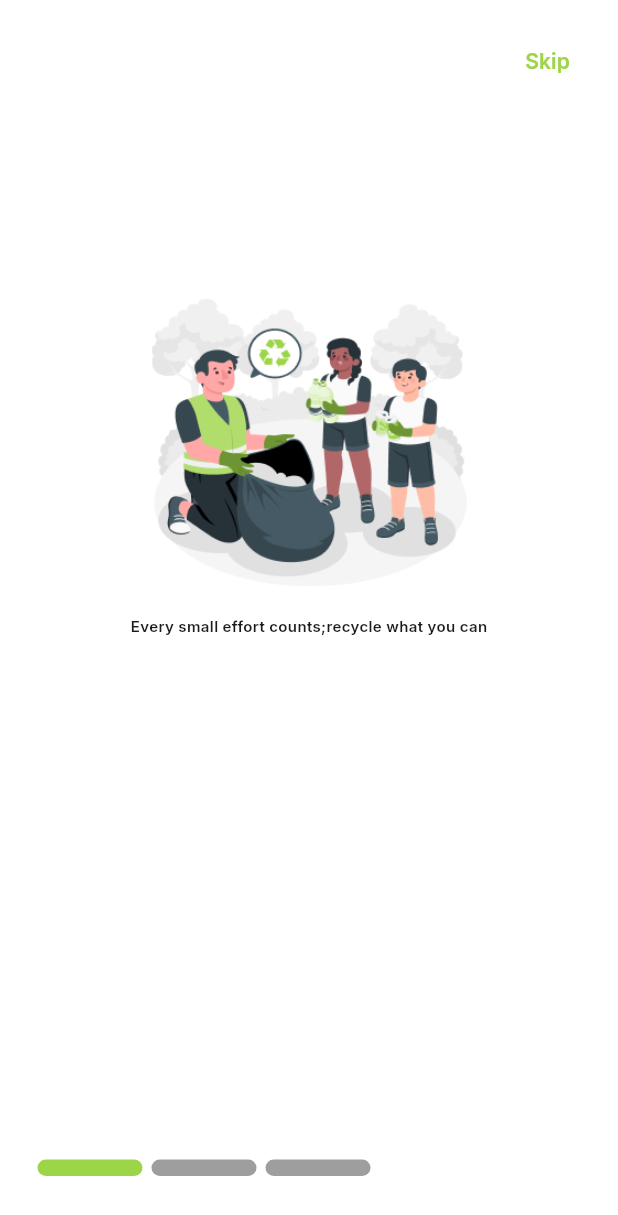
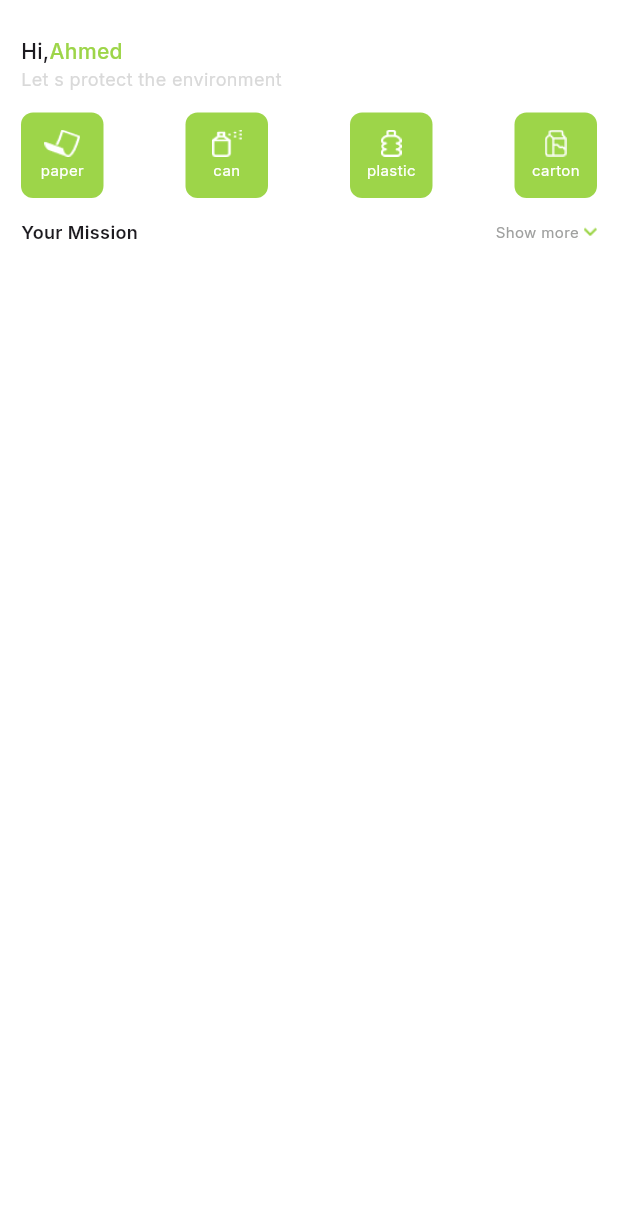
Before and after one commit to amirashawki/Eco_cycle, a Flutter app: the screen it shows after launch, on a phone screen of 412 x 824 dp. Shown: the top 1215 px of the screen. Run offline on Flutter 3.47's test engine with Material 3 defaults, Android fonts, the light colour scheme and no system bars; drawn by our look-alikes of smooth_page_indicator; our stand-ins replace go_router, google_fonts.

Commit message:
materials section done

```diff
--- a/lib/core/utils/app_router.dart
+++ b/lib/core/utils/app_router.dart
@@ -1,3 +1,4 @@
+import 'package:ecocycle_app/features/home/views/home_view.dart';
 import 'package:ecocycle_app/features/on_boarding/on_bording_view.dart';
 import 'package:ecocycle_app/features/splash/views/splash_view.dart';
 import 'package:ecocycle_app/features/splash/views/widgets/splash_view_2.dart';
@@ -5,13 +6,21 @@ import 'package:go_router/go_router.dart';
 
 abstract class AppRouter {
   static const kHomeView = '/homeview';
-  static const kSearchView = '/searchview';
+  static const kOnBordingView = '/OnBordingView';
   static const kBookDetaislView = '/BookDetailsView';
 
   static final router = GoRouter(routes: [
     GoRoute(
       path: '/',
+      builder: (context, State) => HomeView(),
+    ),
+    GoRoute(
+      path: '/OnBordingView',
       builder: (context, State) => OnBordingView(),
+    ),
+    GoRoute(
+      path: '/homeview',
+      builder: (context, State) => HomeView(),
     ),
   ]);
 }
--- /dev/null
+++ b/lib/features/home/views/home_view.dart
@@ -0,0 +1,11 @@
+import 'package:ecocycle_app/features/home/views/widgets/home_view_body.dart';
+import 'package:flutter/material.dart';
+
+class HomeView extends StatelessWidget {
+  const HomeView({super.key});
+
+  @override
+  Widget build(BuildContext context) {
+    return HomeViewBody();
+  }
+}
--- /dev/null
+++ b/lib/features/home/views/widgets/home_view_body.dart
@@ -0,0 +1,86 @@
+import 'package:ecocycle_app/core/constant.dart';
+import 'package:ecocycle_app/features/home/views/widgets/balance_card.dart';
+import 'package:ecocycle_app/features/home/views/widgets/materials.dart';
+import 'package:flutter/material.dart';
+
+class HomeViewBody extends StatelessWidget {
+  const HomeViewBody({super.key});
+
+  @override
+  Widget build(BuildContext context) {
+    return Scaffold(
+      body: Padding(
+        padding: const EdgeInsets.symmetric(horizontal: 14),
+        child: Column(
+          crossAxisAlignment: CrossAxisAlignment.start,
+          children: [
+            SizedBox(
+              height: 24,
+            ),
+            Row(
+              children: [
+                Text(
+                  'Hi,',
+                  style: TextStyle(fontWeight: FontWeight.w500),
+                ),
+                Text(
+                  'Ahmed',
+                  style: TextStyle(
+                      color: kPrimaryColor, fontWeight: FontWeight.w500),
+                )
+              ],
+            ),
+            Text(
+              'Let s protect the environment',
+              style: TextStyle(
+                  color: Color(0xffD9D9D9),
+                  fontSize: 12,
+                  fontWeight: FontWeight.w400),
+            ),
+            SizedBox(
+              height: 14,
+            ),
+            Row(
+              mainAxisAlignment: MainAxisAlignment.spaceBetween,
+              children: [
+                Materials(image: 'assets/images/Vector.png', text: 'paper'),
+                Materials(image: 'assets/images/Vector (1).png', text: 'can'),
+                Materials(image: 'assets/images/Group.png', text: 'plastic'),
+                Materials(image: 'assets/images/Group (1).png', text: 'carton'),
+              ],
+            ),
+            SizedBox(
+              height: 14,
+            ),
+            Row(
+              mainAxisAlignment: MainAxisAlignment.spaceBetween,
+              children: [
+                Text(
+                  'Your Mission',
+                  style: TextStyle(fontSize: 12, fontWeight: FontWeight.w600),
+                ),
+                Row(
+                  children: [
+                    Text(
+                      'Show more ',
+                      style: TextStyle(
+                        color: Color(0xff9FA09F),
+                        fontSize: 10,
+                      ),
+                    ),
+                    Image.asset(
+                      'assets/images/Vector (2).png',
+                      height: 9,
+                      width: 9,
+                    )
+                  ],
+                ),
+              ],
+            ),
+            // BalanceCard()
+          ],
+        ),
+      ),
+    );
+  }
+}
--- /dev/null
+++ b/lib/features/home/views/widgets/materials.dart
@@ -0,0 +1,39 @@
+import 'package:ecocycle_app/core/constant.dart';
+import 'package:flutter/material.dart';
+
+class Materials extends StatelessWidget {
+  const Materials({
+    super.key,
+    required this.image,
+    required this.text,
+  });
+  final String image, text;
+
+  @override
+  Widget build(BuildContext context) {
+    return Container(
+      width: 55,
+      height: 57,
+      decoration: BoxDecoration(
+          color: kPrimaryColor, borderRadius: BorderRadius.circular(8)),
+      child: Column(
+        mainAxisAlignment: MainAxisAlignment.center,
+        children: [
+          Image.asset(
+            image,
+            height: 18,
+            width: 25,
+          ),
+          SizedBox(
+            height: 2,
+          ),
+          Text(
+            text,
+            style: TextStyle(
+                fontSize: 10, color: Colors.white, fontWeight: FontWeight.w400),
+          )
+        ],
+      ),
+    );
+  }
+}
```
Also changed, not shown: lib/features/home/views/widgets/balance_card.dart (added, +81 -0 lines), lib/features/on_boarding/on_bording_view.dart (+11 -3 lines), lib/features/splash/views/widgets/splash_view_2.dart (+12 -0 lines), assets/images/Group (1).png (added), assets/images/Group.png (added), assets/images/Vector (1).png (added), assets/images/Vector (2).png (added), assets/images/Vector (3).png (added), assets/images/Vector (4).png (added), assets/images/Vector.png (added).
